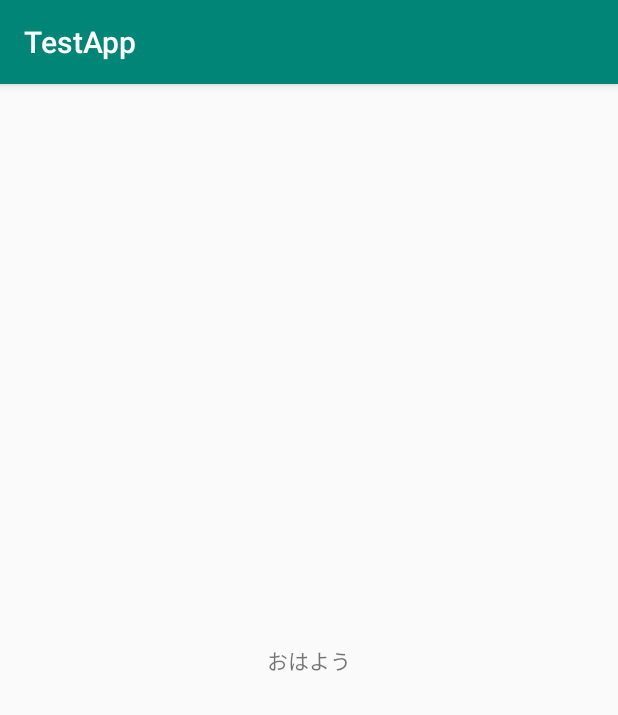
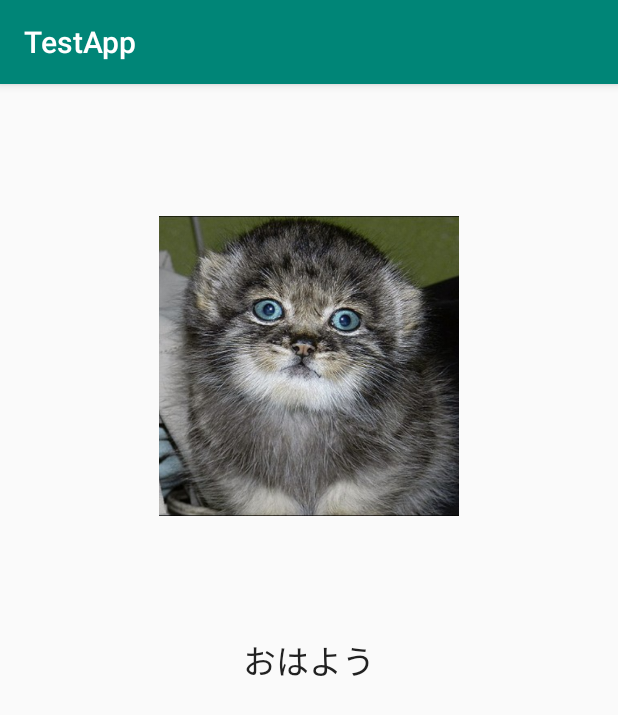
Before and after one commit to furuyatakumi/KttHACITIME, an Android app: the screen it shows after launch (MainActivity), on a phone screen of 412 x 824 dp. Shown: the top 715 px of the screen. Run offline under Robolectric (Android 15) with nearby library versions, the phone set to English and light mode, and no system bars.

Commit message:
drawableへの画像の追加とimageViewの配置

```diff
--- a/app/src/main/res/layout/activity_main.xml
+++ b/app/src/main/res/layout/activity_main.xml
@@ -13,5 +13,14 @@
             android:id="@+id/textView" app:layout_constraintEnd_toEndOf="parent" android:layout_marginEnd="8dp"
             app:layout_constraintStart_toStartOf="parent" android:layout_marginStart="8dp"
             android:layout_marginTop="8dp" app:layout_constraintTop_toTopOf="parent" android:layout_marginBottom="8dp"
-            app:layout_constraintBottom_toBottomOf="parent"/>
+            app:layout_constraintBottom_toBottomOf="parent"
+            android:textAppearance="@style/TextAppearance.AppCompat.Large"/>
+    <ImageView
+            android:layout_width="200dp"
+            android:layout_height="200dp" app:srcCompat="@drawable/manuluneko"
+            android:id="@+id/imageView"
+            android:scaleType="centerCrop"
+            app:layout_constraintBottom_toTopOf="@+id/textView" app:layout_constraintEnd_toEndOf="parent"
+            android:layout_marginEnd="8dp" app:layout_constraintStart_toStartOf="parent"
+            android:layout_marginStart="8dp" android:layout_marginTop="8dp" app:layout_constraintTop_toTopOf="parent"/>
 </android.support.constraint.ConstraintLayout>
```
Also changed, not shown: app/src/main/res/drawable/manuluneko.jpg (added).
